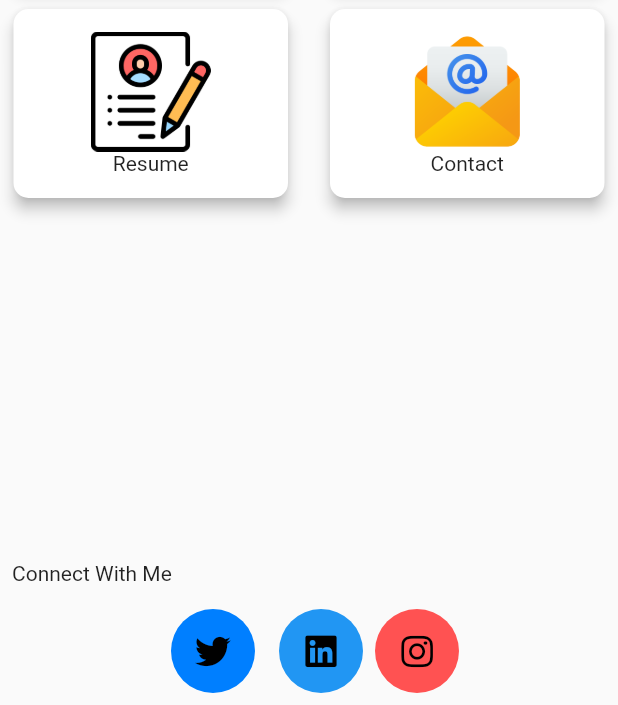
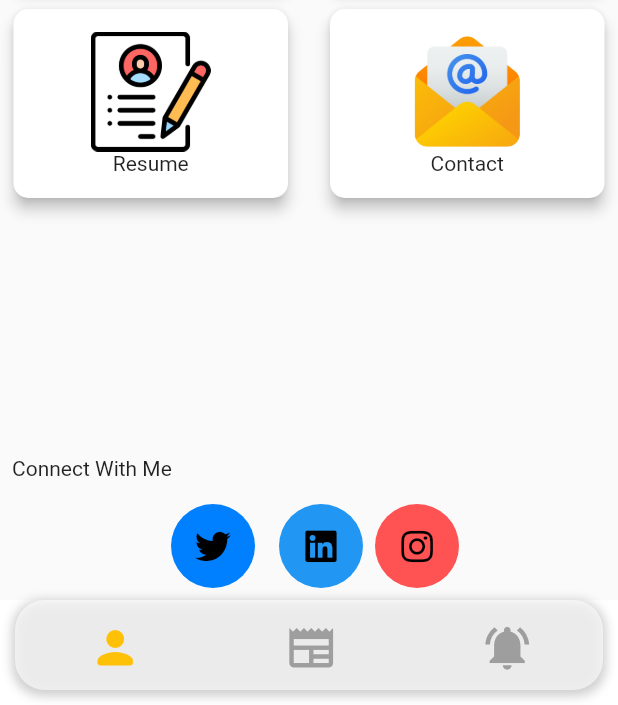
Before and after one commit to J-A-Christopher/Portfolio-, a Flutter app: the screen it shows after launch, on a phone screen of 412 x 824 dp, the part 531-1236 px from its top. Run offline on Flutter 3.47's test engine with Material 2 defaults, Android fonts, the phone set to English and light mode, and no system bars; our stand-ins replace carousel_slider, font_awesome_flutter, smooth_page_indicator; network calls fail.

Commit message:
Major updates

```diff
--- a/lib/main.dart
+++ b/lib/main.dart
@@ -1,9 +1,10 @@
-import 'package:cj_app/screens/introScreen.dart';
 import 'package:flutter/material.dart';
 import 'providers/tour_carousel_provider.dart';
 import 'package:provider/provider.dart';
 import './providers/services_pricing_provider.dart';
 import './providers/portfolio_provider.dart';
+import './screens/bottm_navigation_bar.dart';
+import './providers/notification_provider.dart';
 
 void main(List<String> args) {
   runApp(const MyApp());
@@ -25,12 +26,17 @@ class MyApp extends StatelessWidget {
         ),
         ChangeNotifierProvider(
           create: (context) => PortfolioRetrievedData(),
+        ),
+        ChangeNotifierProvider(
+          create: (context) => NotificationProvider(),
         )
       ],
       child: MaterialApp(
           theme: ThemeData(),
           debugShowCheckedModeBanner: false,
-          home: const IntroductionScreen()
+          home: const BottomNavBar()
+
+          // const IntroductionScreen()
 
           //  Scaffold(
           //     // appBar: AppBar(
--- /dev/null
+++ b/lib/models/notification_data.dart
@@ -0,0 +1,61 @@
+class NotificationsDta {
+  String? backimage;
+  String? profile;
+  int? projects;
+  int? stars;
+  List<Notifications>? notifications;
+
+  NotificationsDta(
+      {this.backimage,
+      this.profile,
+      this.projects,
+      this.stars,
+      this.notifications});
+
+  NotificationsDta.fromJson(Map<String, dynamic> json) {
+    backimage = json['backimage'];
+    profile = json['profile'];
+    projects = json['projects'];
+    stars = json['stars'];
+    if (json['Notifications'] != null) {
+      notifications = <Notifications>[];
+      json['Notifications'].forEach((v) {
+        notifications!.add(Notifications.fromJson(v));
+      });
+    }
+  }
+
+  Map<String, dynamic> toJson() {
+    final Map<String, dynamic> data = <String, dynamic>{};
+    data['backimage'] = backimage;
+    data['profile'] = profile;
+    data['projects'] = projects;
+    data['stars'] = stars;
+    if (notifications != null) {
+      data['Notifications'] = notifications!.map((v) => v.toJson()).toList();
+    }
+    return data;
+  }
+}
+
+class Notifications {
+  String? date;
+  String? description;
+  String? title;
+
+  Notifications({this.date, this.description, this.title});
+
+  Notifications.fromJson(Map<String, dynamic> json) {
+    date = json['date'];
+    description = json['description'];
+    title = json['title'];
+  }
+
+  Map<String, dynamic> toJson() {
+    final Map<String, dynamic> data = <String, dynamic>{};
+    data['date'] = date;
+    data['description'] = description;
+    data['title'] = title;
+    return data;
+  }
+}
--- /dev/null
+++ b/lib/providers/notification_provider.dart
@@ -0,0 +1,50 @@
+import 'dart:convert';
+
+import 'package:flutter/material.dart';
+import '../models/notification_data.dart';
+import 'package:http/http.dart' as http;
+
+class NotificationProvider with ChangeNotifier {
+  NotificationsDta _notifications = NotificationsDta();
+
+  NotificationsDta get notifications => _notifications;
+  bool _isLoading = false;
+  bool get isLoading => _isLoading;
+
+  Future<NotificationsDta> getNotificationsData() async {
+    _isLoading = true;
+    final response = await http.get(Uri.parse(
+        'https://bensalcie.payherokenya.com/portal/api/notifications.php'));
+    try {
+      if (response.statusCode == 200) {
+        _notifications = NotificationsDta.fromJson(jsonDecode(response.body));
+        _isLoading = false;
+        notifyListeners();
+
+        print('Msee${_notifications.notifications!.length}');
+      }
+    } catch (error) {}
+
+    return _notifications;
+  }
+}
+
+
+
+
+
+
+// Future<PortfolioData> getPortfolioData() async {
+//     try {
+//       _isLoading = true;
+//       final response = await http.get(Uri.parse(
+//           'https://bensalcie.payherokenya.com/portal/api/portfolio.php'));
+//       if (response.statusCode == 200) {
+//         _portData = PortfolioData.fromJson(jsonDecode(response.body));
+//         _isLoading = false;
+//         notifyListeners();
+//         print('Noma${_portData.services?.first.image}');
+//       }
+//     } catch (error) {}
+//     return _portData;
+//   }
--- a/lib/providers/portfolio_provider.dart
+++ b/lib/providers/portfolio_provider.dart
@@ -19,7 +19,7 @@ class PortfolioRetrievedData extends ChangeNotifier {
         _portData = PortfolioData.fromJson(jsonDecode(response.body));
         _isLoading = false;
         notifyListeners();
-        print('Noma${_portData.services?.first.image}');
+        // print('Noma${_portData.services?.first.image}');
       }
     } catch (error) {}
     return _portData;
--- a/lib/providers/services_pricing_provider.dart
+++ b/lib/providers/services_pricing_provider.dart
@@ -20,7 +20,7 @@ class ServicesProvider extends ChangeNotifier {
         _isLoading = false;
         notifyListeners();
 
-        print('DataMoto: ${_servData.services!.first.title}');
+        // print('DataMoto: ${_servData.services!.first.title}');
       } else {
         _isLoading = false;
         notifyListeners();
--- a/lib/providers/tour_carousel_provider.dart
+++ b/lib/providers/tour_carousel_provider.dart
@@ -16,7 +16,7 @@ class Tcarousel extends ChangeNotifier {
       var response = await http.get(
           Uri.parse('https://bensalcie.payherokenya.com/portal/api/tour.php'));
       // print("Reponse :${response.statusCode}");
-      print(jsonDecode(response.body));
+      // print(jsonDecode(response.body));
       if (response.statusCode == 200) {
         // _images = TourCarousel.fromJson(jsonDecode(response.body));
         // print("Reponse :${response.body}");
--- /dev/null
+++ b/lib/screens/bottm_navigation_bar.dart
@@ -0,0 +1,82 @@
+import 'package:flutter/material.dart';
+import '../screens/introScreen.dart';
+import '../screens/news_screen.dart';
+import '../screens/notifications_screen.dart';
+
+class BottomNavBar extends StatefulWidget {
+  const BottomNavBar({super.key});
+
+  @override
+  State<BottomNavBar> createState() => _BottomNavBarState();
+}
+
+class _BottomNavBarState extends State<BottomNavBar> {
+  int pageIndex = 0;
+  final pages = [
+    const IntroductionScreen(),
+    const NewsScreen(),
+    const NotificationsScreen()
+  ];
+  @override
+  Widget build(BuildContext context) {
+    return Scaffold(
+      backgroundColor: Colors.white,
+      bottomNavigationBar: Container(
+        margin: const EdgeInsets.only(bottom: 10, left: 10, right: 10),
+        height: 60,
+        decoration: BoxDecoration(
+            boxShadow: [
+              BoxShadow(
+                  color: Colors.grey.withOpacity(0.5),
+                  spreadRadius: 2,
+                  blurRadius: 5,
+                  offset: const Offset(0, 2))
+            ],
+            color: Colors.white60,
+            borderRadius: const BorderRadius.all(Radius.circular(20))),
+        child: Row(
+          mainAxisAlignment: MainAxisAlignment.spaceAround,
+          children: [
+            IconButton(
+                enableFeedback: false,
+                onPressed: () {
+                  setState(() {
+                    pageIndex = 0;
+                  });
+                },
+                icon: Icon(
+                  Icons.person_rounded,
+                  color: pageIndex == 0 ? Colors.amber : Colors.grey.shade700,
+                  size: 35,
+                )),
+            IconButton(
+                enableFeedback: false,
+                onPressed: () {
+                  setState(() {
+                    pageIndex = 1;
+                  });
+                },
+                icon: Icon(
+                  Icons.newspaper,
+                  color: pageIndex == 1 ? Colors.amber : Colors.grey,
+                  size: 35,
+                )),
+            IconButton(
+                enableFeedback: false,
+                onPressed: () {
+                  setState(() {
+                    pageIndex = 2;
+                  });
+                },
+                icon: Icon(
+                  Icons.notifications_active,
+                  color: pageIndex == 2 ? Colors.amber : Colors.grey,
+                  size: 35,
+                ))
+          ],
+        ),
+      ),
+      body: pages[pageIndex],
+    );
+  }
+}
--- a/lib/widgets/carousel.dart
+++ b/lib/widgets/carousel.dart
@@ -86,7 +86,7 @@ class _CrouselHandlerState extends State<CrouselHandler> {
         );
       }
       final images = notifier.images.take(5).toList();
-      print('Now:$images');
+      // print('Now:$images');
       return SafeArea(
         child: Stack(
           children: [
```
Also changed, not shown: lib/screens/news_screen.dart (added, +28 -0 lines), lib/screens/notifications_screen.dart (added, +11 -0 lines), lib/widgets/notifications_widget.dart (added, +119 -0 lines).
